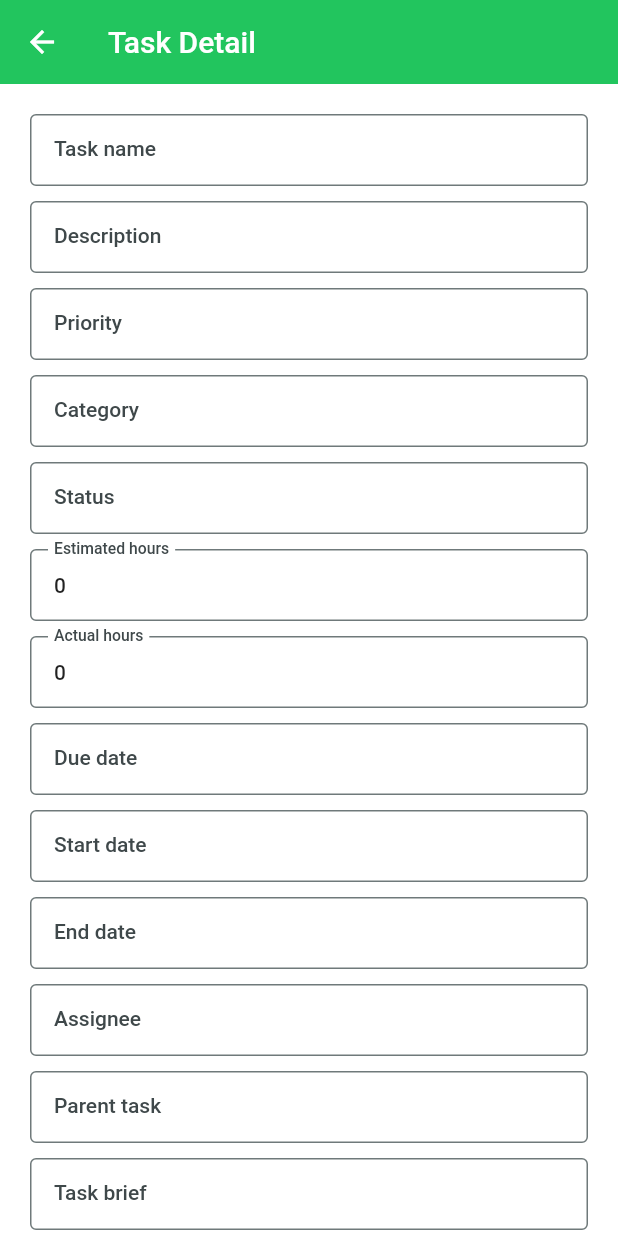
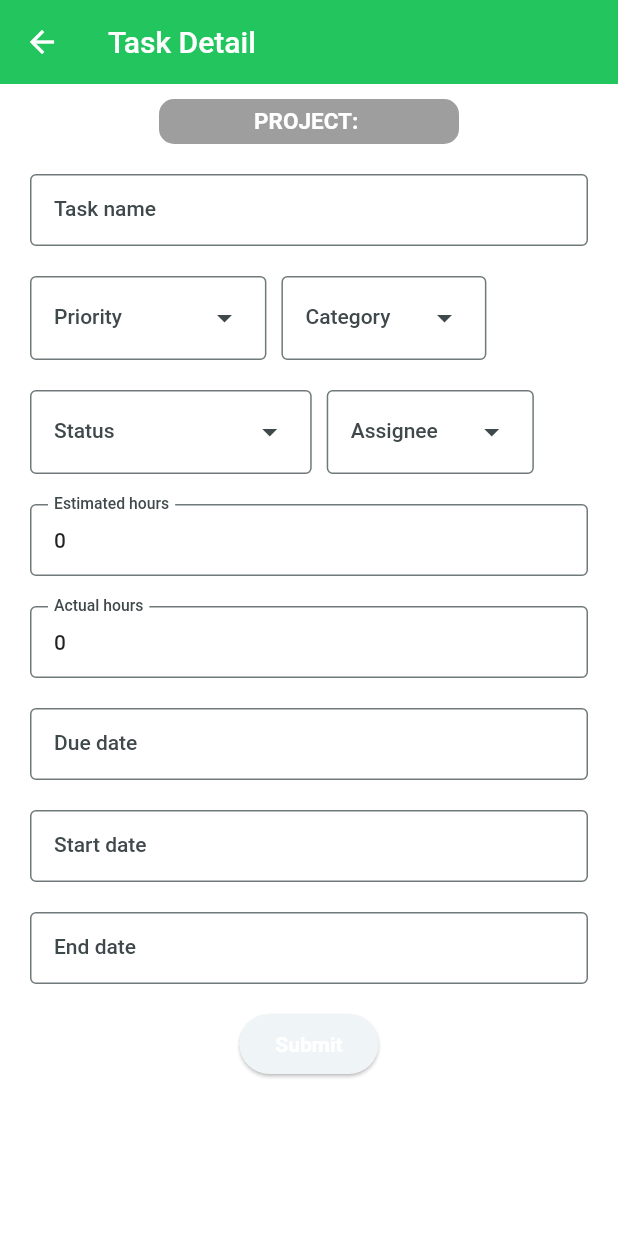
Before and after one commit to DH-Pub/project4_flutter, a Flutter app: the TaskDetail screen opened directly with empty values, on a phone screen of 412 x 824 dp. Run offline on Flutter 3.47's test engine with Material 2 defaults, Android fonts, the phone set to English and light mode, and no system bars; our stand-ins replace dio, go_router, image_picker, shared_preferences; accounts and stored records are empty.

Commit message:
update task

```diff
--- a/lib/models/task.dart
+++ b/lib/models/task.dart
@@ -13,7 +13,7 @@ class Task {
   String? startDate;
   String? endDate;
   String? dueDate;
-  List<String>? files;
+  String? files;
   String? status;
   int? position;
   String? version;
--- a/lib/screen/task_detail.dart
+++ b/lib/screen/task_detail.dart
@@ -1,7 +1,10 @@
 import 'package:flutter/material.dart';
 import 'package:proj4_flutter/controllers/task_controllers.dart';
+import 'package:proj4_flutter/controllers/team_controllers.dart';
 import 'package:proj4_flutter/models/project.dart';
 import 'package:proj4_flutter/models/task.dart';
+import 'package:proj4_flutter/models/team_member.dart';
+import 'package:proj4_flutter/models/user.dart';
 import 'package:proj4_flutter/routes/route_utils.dart';
 
 import 'home_screen.dart';
@@ -14,6 +17,7 @@ class TaskDetail extends StatefulWidget {
 }
 
 class _TaskDetailState extends State<TaskDetail> {
+  TeamController teamController = TeamController();
   late TextEditingController taskName;
   late TextEditingController description;
   late TextEditingController brief;
@@ -27,24 +31,44 @@ class _TaskDetailState extends State<TaskDetail> {
   late TextEditingController dueDate;
   late TextEditingController assignee;
   late TextEditingController parentTask;
+  String? selectedPriority;
+  List<String> lstPriority = ["HIGH", "NORMAL", "LOW"];
+  String? selectedCategory;
+  List<String> lstCategory = ["TASK", "BUG", "CR"];
+  String? selectedStatus;
+  List<String> lstStatus = ["IN PROGRESS", "OPEN", "RESOLVED", "CLOSED"];
+  String? selectedUser;
+  List<TeamMemberDetail> lstUser = [];
+
+  List<TeamMemberDetail>? allTeamMembers = [];
+
+  Future getAllMembers() async {
+    allTeamMembers = await teamController.getAllMembersDetails();
+  }
 
   @override
   void initState() {
     super.initState();
     taskName = TextEditingController(text: "${widget.task.taskName}");
-    description =
-        TextEditingController(text: "${widget.task.description ?? ""}");
-    brief = TextEditingController(text: "${widget.task.brief}");
+    description = TextEditingController(text: widget.task.description ?? "");
+    brief = TextEditingController(text: widget.task.brief ?? "");
     priority = TextEditingController(text: "${widget.task.priority}");
     category = TextEditingController(text: "${widget.task.category}");
     status = TextEditingController(text: "${widget.task.status}");
     estimated = TextEditingController(text: "${widget.task.estimated}");
     actual = TextEditingController(text: "${widget.task.actualHours}");
-    startDate = TextEditingController(text: "${widget.task.startDate}");
-    endDate = TextEditingController(text: "${widget.task.endDate}");
-    dueDate = TextEditingController(text: "${widget.task.dueDate}");
+    startDate = TextEditingController(text: widget.task.startDate ?? "");
+    endDate = TextEditingController(text: widget.task.endDate ?? "");
+    dueDate = TextEditingController(text: widget.task.dueDate ?? "");
     assignee = TextEditingController(text: "${widget.task.user?.username}");
-    parentTask = TextEditingController(text: "${widget.task.parentTask}");
+    parentTask = TextEditingController(text: widget.task.parentTask ?? "");
+    // teamController.initPrefs().then((_) {
+    //   teamController.getAllMembersDetails().then((members) {
+    //     for (var member in members!) {
+    //       lstUser.add(member);
+    //     }
+    //   });
+    // });
   }
 
   @override
@@ -55,12 +79,69 @@ class _TaskDetailState extends State<TaskDetail> {
 
   @override
   Widget build(BuildContext context) {
+    final List<DropdownMenuEntry<String>> userEntries =
+        <DropdownMenuEntry<String>>[];
+    teamController.initPrefs().then((_) {
+      teamController.getAllMembersDetails().then((members) {
+        for (var member in members!) {
+          lstUser.add(member);
+        }
+        for (final TeamMemberDetail user in lstUser) {
+          userEntries.add(
+            DropdownMenuEntry<String>(value: user.userId, label: user.username),
+          );
+        }
+      });
+    });
+    final List<DropdownMenuEntry<String>> priorityEntries =
+        <DropdownMenuEntry<String>>[];
+    for (final String priority in lstPriority) {
+      priorityEntries.add(
+        DropdownMenuEntry<String>(value: priority, label: priority),
+      );
+    }
+    final List<DropdownMenuEntry<String>> categoryEntries =
+        <DropdownMenuEntry<String>>[];
+    for (final String category in lstCategory) {
+      categoryEntries.add(
+        DropdownMenuEntry<String>(value: category, label: category),
+      );
+    }
+    final List<DropdownMenuEntry<String>> statusEntries =
+        <DropdownMenuEntry<String>>[];
+    for (final String status in lstStatus) {
+      statusEntries.add(
+        DropdownMenuEntry<String>(value: status, label: status),
+      );
+    }
     return Scaffold(
       appBar: AppBar(
         foregroundColor: Colors.white,
         title: Text(APP_PAGE.taskDetail.toTitle),
       ),
       body: SingleChildScrollView(
+        child: Padding(
+          padding: const EdgeInsets.only(top: 10.0),
+          child: Column(
+            children: [
+              Container(
+                height: 30,
+                width: 200,
+                alignment: Alignment.center,
+                decoration: const BoxDecoration(
+                  borderRadius: BorderRadius.all(Radius.circular(10)),
+                  color: Colors.grey,
+                ),
+                child: Text(
+                  "PROJECT: ${widget.task.project?.name}",
+                  style: const TextStyle(
+                    color: Colors.white,
+                    fontWeight: FontWeight.bold,
+                    fontSize: 15,
+                  ),
+                ),
+              ),
+              SingleChildScrollView(
                 child: Padding(
                   padding: const EdgeInsets.all(20),
                   child: Form(
@@ -72,79 +153,99 @@ class _TaskDetailState extends State<TaskDetail> {
                             border: OutlineInputBorder(),
                             labelText: "Task name",
                           ),
-                  validator: (String? value) {
-                    if (value == null || value.isEmpty) {
-                      return 'Please enter some text';
-                    }
-                    return null;
+                        ),
+                        const SizedBox(height: 20),
+                        Row(
+                          children: [
+                            SizedBox(
+                              child: DropdownMenu(
+                                menuStyle: const MenuStyle(
+                                  backgroundColor:
+                                      MaterialStatePropertyAll(Colors.white),
+                                ),
+                                controller: priority,
+                                label: const Text('Priority'),
+                                dropdownMenuEntries: priorityEntries,
+                                onSelected: (String? selectedPriority) {
+                                  setState(() {
+                                    selectedPriority = selectedPriority;
+                                  });
                                 },
                               ),
-                const SizedBox(height: 10),
-                TextFormField(
-                  controller: description,
-                  decoration: const InputDecoration(
-                    border: OutlineInputBorder(),
-                    labelText: "Description",
+                            ),
+                            const SizedBox(width: 10),
+                            SizedBox(
+                              child: DropdownMenu(
+                                menuStyle: const MenuStyle(
+                                  backgroundColor:
+                                      MaterialStatePropertyAll(Colors.white),
+                                ),
+                                controller: category,
+                                label: const Text('Category'),
+                                dropdownMenuEntries: categoryEntries,
+                                onSelected: (String? selectedCategory) {
+                                  setState(() {
+                                    selectedCategory = selectedCategory;
+                                  });
+                                },
+                              ),
+                            )
+                          ],
+                        ),
+                        const SizedBox(height: 20),
+                        Row(
+                          children: [
+                            SizedBox(
+                              child: DropdownMenu(
+                                menuStyle: const MenuStyle(
+                                  backgroundColor:
+                                      MaterialStatePropertyAll(Colors.white),
+                                ),
+                                controller: status,
+                                label: const Text('Status'),
+                                dropdownMenuEntries: statusEntries,
+                                onSelected: (String? selectedStatus) {
+                                  setState(() {
+                                    selectedStatus = selectedStatus;
+                                  });
+                                },
                               ),
                             ),
-                const SizedBox(height: 10),
-                TextFormField(
-                  controller: priority,
-                  decoration: const InputDecoration(
-                    border: OutlineInputBorder(),
-                    labelText: "Priority",
+                            const SizedBox(width: 10),
+                            SizedBox(
+                              child: DropdownMenu(
+                                menuStyle: const MenuStyle(
+                                  backgroundColor:
+                                      MaterialStatePropertyAll(Colors.white),
                                 ),
-                  validator: (String? value) {
-                    if (value == null || value.isEmpty) {
-                      return 'Please enter some text';
-                    }
-                    return null;
+                                controller: assignee,
+                                label: const Text('Assignee'),
+                                dropdownMenuEntries: userEntries,
+                                onSelected: (String? selectedUser) {
+                                  setState(() {
+                                    selectedUser = selectedUser;
+                                  });
+                                  widget.task.user?.id = selectedUser!;
                                 },
                               ),
-                const SizedBox(height: 10),
-                TextFormField(
-                  controller: category,
-                  decoration: const InputDecoration(
-                    border: OutlineInputBorder(),
-                    labelText: "Category",
                             ),
-                  validator: (String? value) {
-                    if (value == null || value.isEmpty) {
-                      return 'Please enter some text';
-                    }
-                    return null;
-                  },
+                          ],
                         ),
-                const SizedBox(height: 10),
-                TextFormField(
-                  controller: status,
-                  decoration: const InputDecoration(
-                    border: OutlineInputBorder(),
-                    labelText: "Status",
-                  ),
-                  validator: (String? value) {
-                    if (value == null || value.isEmpty) {
-                      return 'Please enter some text';
-                    }
-                    return null;
-                  },
-                ),
-                const SizedBox(height: 10),
-                TextFormField(
+                        const SizedBox(height: 20),
+                        SizedBox(
+                          // width: 110,
+                          child: TextFormField(
                             controller: estimated,
                             decoration: const InputDecoration(
                               border: OutlineInputBorder(),
                               labelText: "Estimated hours",
                             ),
-                  validator: (String? value) {
-                    if (value == null || value.isEmpty) {
-                      return 'Please enter some text';
-                    }
-                    return null;
-                  },
                           ),
-                const SizedBox(height: 10),
-                TextFormField(
+                        ),
+                        const SizedBox(height: 20),
+                        SizedBox(
+                          // width: 50,
+                          child: TextFormField(
                             controller: actual,
                             decoration: const InputDecoration(
                               border: OutlineInputBorder(),
@@ -157,89 +258,30 @@ class _TaskDetailState extends State<TaskDetail> {
                               return null;
                             },
                           ),
-                const SizedBox(height: 10),
+                        ),
+                        const SizedBox(height: 20),
                         TextFormField(
                           controller: dueDate,
                           decoration: const InputDecoration(
                             border: OutlineInputBorder(),
                             labelText: "Due date",
                           ),
-                  validator: (String? value) {
-                    if (value == null || value.isEmpty) {
-                      return 'Please enter some text';
-                    }
-                    return null;
-                  },
                         ),
-                const SizedBox(height: 10),
+                        const SizedBox(height: 20),
                         TextFormField(
                           controller: startDate,
                           decoration: const InputDecoration(
                             border: OutlineInputBorder(),
                             labelText: "Start date",
                           ),
-                  validator: (String? value) {
-                    if (value == null || value.isEmpty) {
-                      return 'Please enter some text';
-                    }
-                    return null;
-                  },
                         ),
-                const SizedBox(height: 10),
+                        const SizedBox(height: 20),
                         TextFormField(
                           controller: endDate,
                           decoration: const InputDecoration(
                             border: OutlineInputBorder(),
                             labelText: "End date",
                           ),
-                  validator: (String? value) {
-                    if (value == null || value.isEmpty) {
-                      return 'Please enter some text';
-                    }
-                    return null;
-                  },
-                ),
-                const SizedBox(height: 10),
-                TextFormField(
-                  controller: assignee,
-                  decoration: const InputDecoration(
-                    border: OutlineInputBorder(),
-                    labelText: "Assignee",
-                  ),
-                  validator: (String? value) {
-                    if (value == null || value.isEmpty) {
-                      return 'Please enter some text';
-                    }
-                    return null;
-                  },
-                ),
-                const SizedBox(height: 10),
-                TextFormField(
-                  controller: parentTask,
-                  decoration: const InputDecoration(
-                    border: OutlineInputBorder(),
-                    labelText: "Parent task",
-                  ),
-                  validator: (String? value) {
-                    if (value == null || value.isEmpty) {
-                      return 'Please enter some text';
-                    }
-                    return null;
-                  },
-                ),
-                const SizedBox(height: 10),
-                TextFormField(
-                  controller: brief,
-                  decoration: const InputDecoration(
-                    border: OutlineInputBorder(),
-                    labelText: "Task brief",
-                  ),
-                  validator: (String? value) {
-                    if (value == null || value.isEmpty) {
-                      return 'Please enter some text';
-                    }
-                    return null;
-                  },
                         ),
                         Padding(
                           padding: const EdgeInsets.symmetric(vertical: 16),
@@ -257,9 +299,12 @@ class _TaskDetailState extends State<TaskDetail> {
                               taskUpdated.status = status.text;
                               taskUpdated.estimated = int.parse(estimated.text);
                               taskUpdated.actualHours = int.parse(actual.text);
-                      taskUpdated.startDate = startDate.text;
-                      taskUpdated.endDate = endDate.text;
-                      taskUpdated.dueDate = dueDate.text;
+                              taskUpdated.startDate =
+                                  startDate.text == "" ? null : startDate.text;
+                              taskUpdated.endDate =
+                                  endDate.text == "" ? null : endDate.text;
+                              taskUpdated.dueDate =
+                                  dueDate.text == "" ? null : dueDate.text;
                               taskUpdated.user = widget.task.user;
                               taskUpdated.parentTask = parentTask.text;
                               taskUpdated.project = widget.task.project;
@@ -270,7 +315,7 @@ class _TaskDetailState extends State<TaskDetail> {
                                 Navigator.push(
                                   context,
                                   MaterialPageRoute(
-                            builder: (context) => HomeScreen(),
+                                    builder: (context) => const HomeScreen(),
                                   ),
                                 );
                               }).catchError((err) {
@@ -291,6 +336,10 @@ class _TaskDetailState extends State<TaskDetail> {
                   ),
                 ),
               ),
+            ],
+          ),
+        ),
+      ),
     );
   }
 }
```
Also changed, not shown: lib/screen/home_screen.dart (+32 -9 lines). Lines whose indentation alone changed are shown as unchanged.
